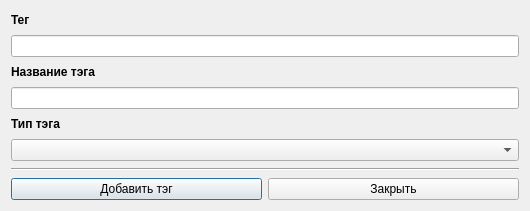
Old version of the form designer/dialogwindows/neddw/nedtagdialogwindow.ui in the repository Artemako/auto-exec-doc.
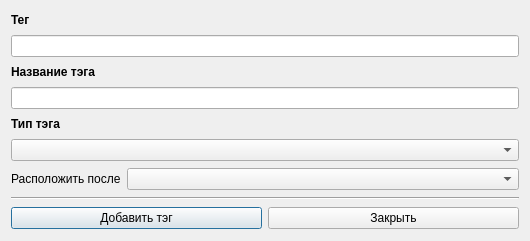
New version of the form. Icons and pictures are not drawn.

The edit to the form file:
```diff
--- a/designer/dialogwindows/neddw/nedtagdialogwindow.ui
+++ b/designer/dialogwindows/neddw/nedtagdialogwindow.ui
@@ -7,7 +7,7 @@
     <x>0</x>
     <y>0</y>
     <width>530</width>
-    <height>211</height>
+    <height>241</height>
    </rect>
   </property>
   <property name="sizePolicy">
@@ -25,7 +25,7 @@
   <property name="windowTitle">
    <string>Dialog</string>
   </property>
-  <layout class="QVBoxLayout" name="verticalLayout" stretch="0,0,0,0,0,0,0,1,0">
+  <layout class="QVBoxLayout" name="verticalLayout" stretch="0,0,0,0,0,0,0,0,1,0">
    <property name="bottomMargin">
     <number>9</number>
    </property>
@@ -130,6 +130,20 @@
    <item>
     <widget class="QComboBox" name="combox_typetag"/>
    </item>
+   <item>
+    <layout class="QHBoxLayout" name="hl_placement" stretch="0,1">
+     <item>
+      <widget class="QLabel" name="label_placement">
+       <property name="text">
+        <string>Расположить после</string>
+       </property>
+      </widget>
+     </item>
+     <item>
+      <widget class="QComboBox" name="combox_neighboor"/>
+     </item>
+    </layout>
+   </item>
    <item>
     <widget class="Line" name="line">
      <property name="orientation">
```
